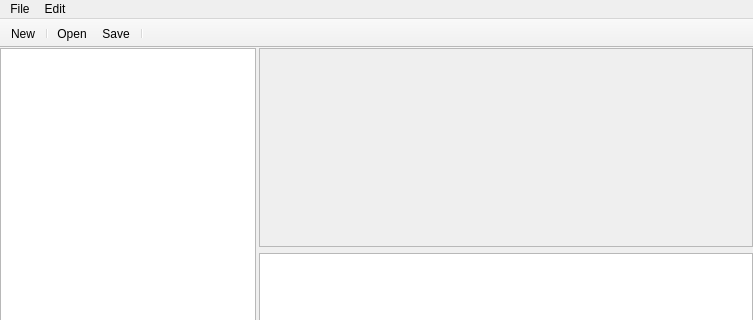
First picture: the form in mainwindow.ui, repository Sponk/lua-editor, before the edit; both pictures show x 0 to 753 and y 0 to 320 of the 753 by 467 pixel window.
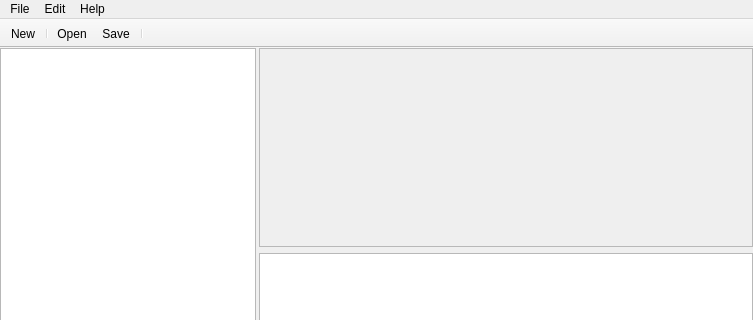
Second picture: the form after the edit. Icons and pictures are not drawn.

Commit message: + About dialog added

What changed in the file:
```diff
--- a/mainwindow.ui
+++ b/mainwindow.ui
@@ -107,8 +107,15 @@
     </widget>
     <addaction name="menuSettings"/>
    </widget>
+   <widget class="QMenu" name="menuHelop">
+    <property name="title">
+     <string>Help</string>
+    </property>
+    <addaction name="actionAbout"/>
+   </widget>
    <addaction name="menuDatei"/>
    <addaction name="menuEidt"/>
+   <addaction name="menuHelop"/>
   </widget>
   <widget class="QToolBar" name="mainToolBar">
    <property name="movable">
```
Left out of the diff: 22 changed lines with no effect on the pictures. The commit also changes 7 other files.
